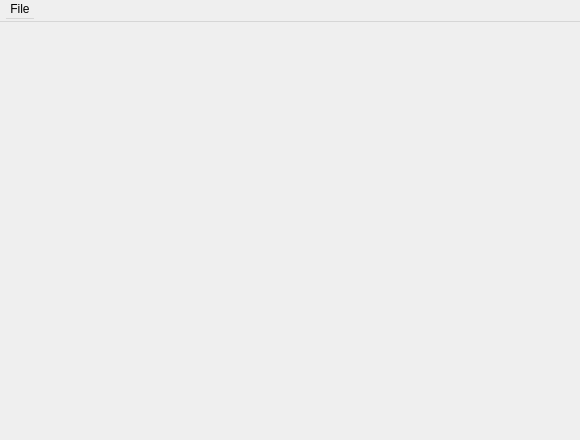
Old version of the form src/Applications/TransferFunctions/Ui/TFWindow.ui in the repository JanKolomaznik/MedV4D.
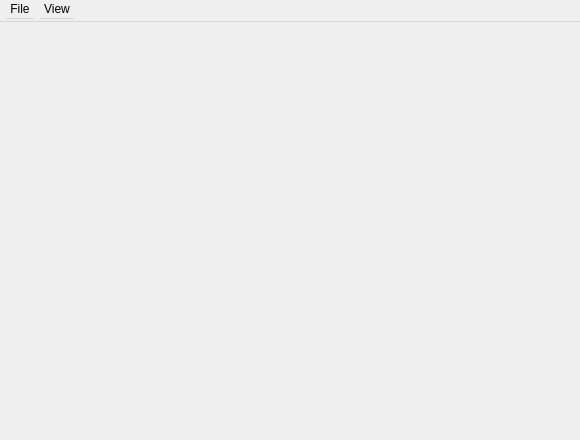
New version of the form. Icons and pictures are not drawn.

What changed in the file:
```diff
--- a/src/Applications/TransferFunctions/Ui/TFWindow.ui
+++ b/src/Applications/TransferFunctions/Ui/TFWindow.ui
@@ -53,7 +53,14 @@
     <addaction name="separator"/>
     <addaction name="exit"/>
    </widget>
+   <widget class="QMenu" name="menuHistTest">
+    <property name="title">
+     <string>View</string>
+    </property>
+    <addaction name="actionTest"/>
+   </widget>
    <addaction name="menuFile"/>
+   <addaction name="menuHistTest"/>
   </widget>
   <action name="load">
    <property name="text">
```
Left out of the diff: 5 changed lines with no effect on the pictures.
